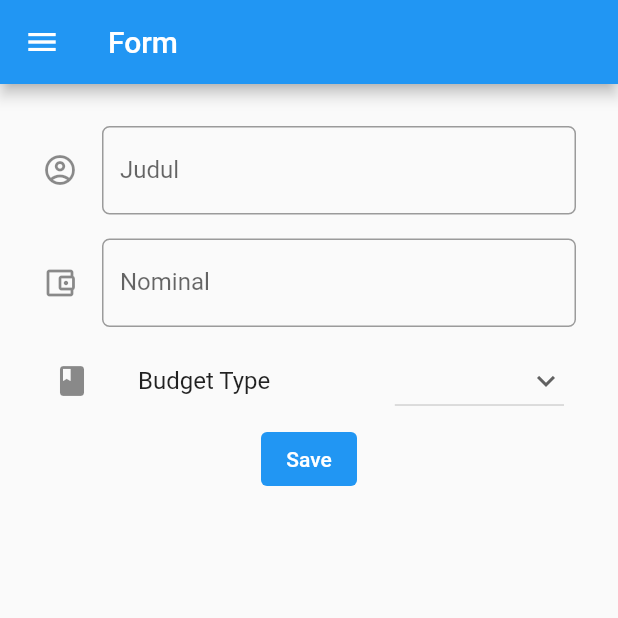
After one commit to AliaWidyanita/pbp-flutter-lab, a Flutter app: the MyFormPage screen opened directly, on a phone screen of 412 x 824 dp, the top half of it. The commit adds this screen. Run offline on Flutter 3.47's test engine with Material 2 defaults, Android fonts, the phone set to English and light mode, and no system bars.

Commit message:
Tugas 8 (still have errors)

```diff
--- /dev/null
+++ b/lib/models.dart
@@ -0,0 +1,16 @@
+import 'package:flutter/material.dart';
+import 'package:counter_7/main.dart';
+import 'package:counter_7/tambah_budget.dart';
+import 'package:counter_7/data_budget.dart';
+
+class BudgetList {
+  static List<Budget> data = [];
+}
+
+
+class Budget{
+  Budget({required this.title, required this.amount, required this.type});
+  String title = '';
+  int amount = 0;
+  String type = 'Expense';
+}
--- /dev/null
+++ b/lib/tambah_budget.dart
@@ -0,0 +1,202 @@
+import 'package:flutter/material.dart';
+import 'package:flutter/services.dart';
+import 'package:counter_7/main.dart';
+import 'package:counter_7/models.dart';
+import 'package:counter_7/data_budget.dart';
+
+void main() {
+  runApp(const MyApp());
+}
+
+class MyFormPage extends StatefulWidget {
+  const MyFormPage({super.key});
+
+  @override
+  State<MyFormPage> createState() => _MyFormPageState();
+}
+
+class _MyFormPageState extends State<MyFormPage> {
+  final _formKey = GlobalKey<FormState>();
+  String _title = "";
+  int _budget = 0;
+  String _type = 'Expense';
+  final List<String> listBudgetType = ['Pemasukan', 'Pengeluaran'];
+
+  @override
+  Widget build(BuildContext context) {
+    return Scaffold(
+      appBar: AppBar(
+        title: Text('Form'),
+      ),
+      // Menambahkan drawer menu
+      drawer: Drawer(
+        child: Column(
+          children: [
+            // Menambahkan clickable menu
+            ListTile(
+              title: const Text('Counter'),
+              onTap: () {
+                // Route menu ke halaman utama
+                Navigator.pushReplacement(
+                  context,
+                  MaterialPageRoute(builder: (context) => const MyHomePage()),
+                );
+              },
+            ),
+            ListTile(
+              title: const Text('Tambah Budget'),
+              onTap: () {
+                // Route menu ke halaman form
+                Navigator.pushReplacement(
+                  context,
+                  MaterialPageRoute(builder: (context) => const MyFormPage()),
+                );
+              },
+            ),
+            ListTile(
+              title: const Text('Data Budget'),
+              onTap: () {
+                // Route menu ke halaman tampilan data
+                Navigator.pushReplacement(
+                  context,
+                  MaterialPageRoute(builder: (context) => const MyDataPage()),
+                );
+              },
+            ),
+          ],
+        ),
+      ),
+      body: Form(
+        key: _formKey,
+        child: SingleChildScrollView(
+          child: Container(
+            padding: const EdgeInsets.all(20.0),
+            child: Column(
+            children: [
+              Padding(
+              // Using padding of 8 pixels
+                padding: const EdgeInsets.all(8.0),
+                child: TextFormField(
+                  decoration: InputDecoration(
+                    labelText: "Judul",
+                    // Add icons to make it more intuitive
+                  icon: const Icon(Icons.account_circle_outlined),
+                  // Added a circular border to make it neater
+                  border: OutlineInputBorder(
+                    borderRadius: BorderRadius.circular(5.0),
+                  ),
+                ),
+                // Added behavior when name is typed
+                onChanged: (String? value) {
+                  setState(() {
+                    _title = value!;
+                  });
+                },
+                // Added behavior when data is saved
+                onSaved: (String? value) {
+                  setState(() {
+                    _title = value!;
+                  });
+                },
+                // Validator as form validation
+                validator: (String? value) {
+                  if (value == null || value.isEmpty) {
+                    return 'Judul tidak bisa kosong!';
+                  }
+                  return null;
+                },
+              ),
+              ),
+              Padding(
+                // Using padding of 8 pixels
+                padding: const EdgeInsets.all(8.0),
+                child: TextFormField(
+                  decoration: InputDecoration(
+                    labelText: "Nominal",
+                    // Add icons to make it more intuitive
+                    icon: const Icon(Icons.account_balance_wallet_outlined),
+                    // Added a circular border to make it neater
+                    border: OutlineInputBorder(
+                      borderRadius: BorderRadius.circular(5.0),
+                    ),
+                  ),
+                  // Added behavior when budget is typed
+                  keyboardType: TextInputType.number,
+                  inputFormatters: <TextInputFormatter>[
+                FilteringTextInputFormatter.digitsOnly
+                ],
+                  onChanged: (String? value) {
+                    setState(() {
+                      if (value! != '') {
+                        _budget = int.parse(value!);
+                      }
+                    });
+                  },
+                  // Added behavior when data is saved
+                  onSaved: (String? value) {
+                    setState(() {
+                      if (value! != '') {
+                        _budget = int.parse(value!);
+                      }
+                    });
+                  },
+                  // Validator as form validation
+                  validator: (String? value) {
+                    if (value == null || value.isEmpty) {
+                      return 'Nominal tidak bisa kosong!';
+                    }
+                    return null;
+                  },
+                ),
+              ),
+              ListTile(
+                leading: const Icon(Icons.class_),
+                title: const Text(
+                  'Budget Type',
+                ),
+                trailing: DropdownButton(
+                  value: _type,
+                  icon: const Icon(Icons.keyboard_arrow_down),
+                  items: listBudgetType.map((String items) {
+                    return DropdownMenuItem(
+                      value: items,
+                      child: Text(items),
+                    );
+                  }).toList(),
+                  onChanged: (String? value) {
+                    setState(() {
+                      _type = value!;
+                    });
+                  },
+                  // validator: (String? value) {
+                  //   if (value == null || value.isEmpty) {
+                  //     return 'Please choose an option!';
+                  //   }
+                  //   return null;
+                  // },
+                ),
+              ),
+              TextButton(
+                style: ButtonStyle(
+                  backgroundColor: MaterialStateProperty.all(Colors.blue),
+                ),
+                onPressed: () {
+                  if (_formKey.currentState!.validate()) {
+                    BudgetList.data.add(Budget(
+                      title: _title,
+                      amount: _budget,
+                      type: _type,
+                    ));
+                  }
+                },
+                child: const Text("Save", style: TextStyle(color: Colors.white),
+              ),
+            ),
+          ],
+          ),
+          ),
+          ),
+      ),
+    );
+  }
+}
```
Also changed, not shown: lib/data_budget.dart (added, +119 -0 lines), lib/main.dart (+45 -4 lines), 1 other file.
